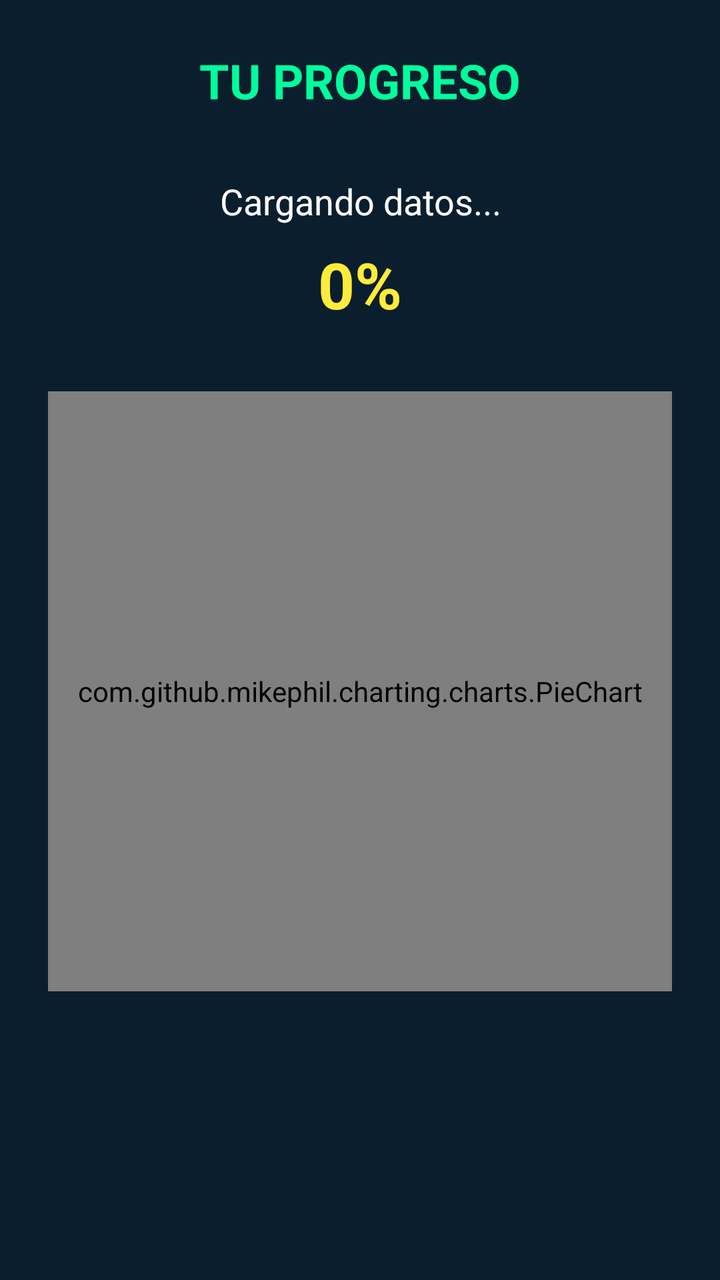
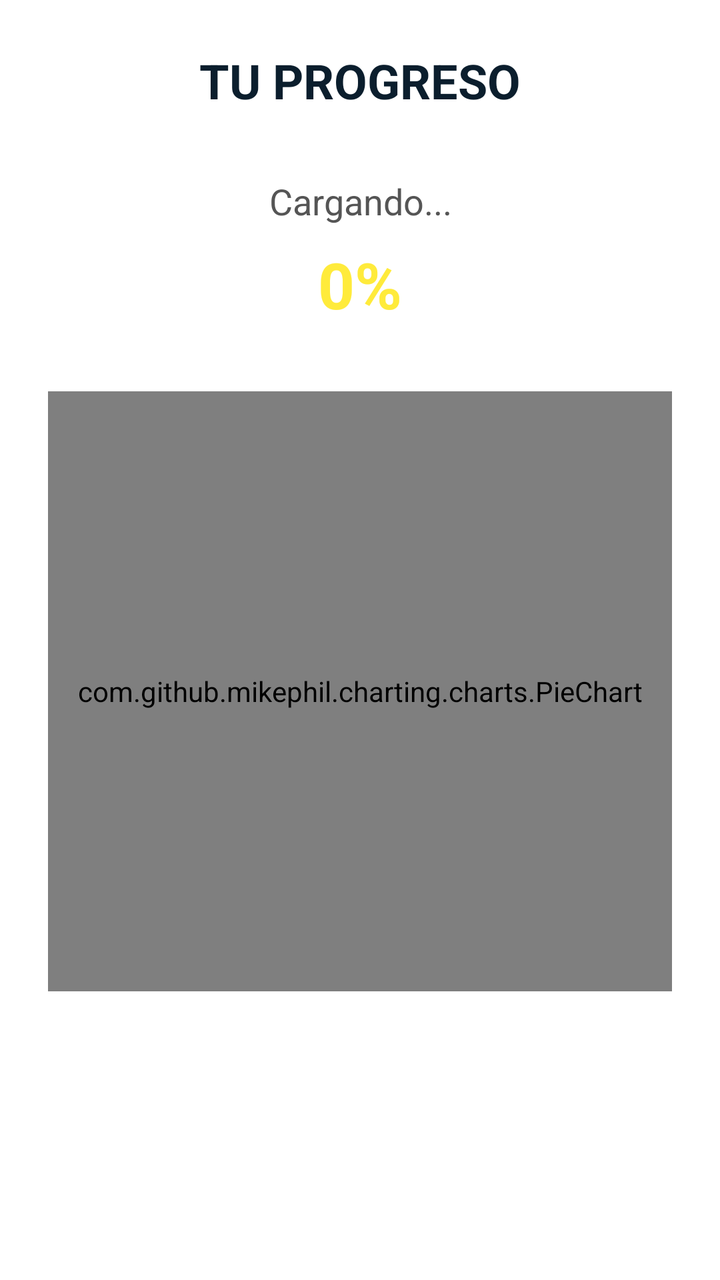

Before-and-after screenshots of an Android layout around one commit, followed by the original layout XML and the change that was made.
<!-- AndroidManifest.xml: application theme Theme.RickyMortyApp -->
<!-- res/layout/fragment_stats.xml -->
<?xml version="1.0" encoding="utf-8"?>
<LinearLayout xmlns:android="http://schemas.android.com/apk/res/android"
    android:layout_width="match_parent"
    android:layout_height="match_parent"
    android:orientation="vertical"
    android:background="#0B1E2D"
    android:padding="24dp"
    android:gravity="center_horizontal">

    <TextView
        android:layout_width="wrap_content"
        android:layout_height="wrap_content"
        android:text="TU PROGRESO"
        android:textColor="#00FF9C"
        android:textSize="24sp"
        android:textStyle="bold"
        android:layout_marginBottom="32dp"/>

    <TextView
        android:id="@+id/tvStatsSummary"
        android:layout_width="wrap_content"
        android:layout_height="wrap_content"
        android:text="Cargando datos..."
        android:textColor="#FFFFFF"
        android:textSize="18sp"
        android:textAlignment="center"
        android:layout_marginBottom="8dp"/>

    <TextView
        android:id="@+id/tvPercentage"
        android:layout_width="wrap_content"
        android:layout_height="wrap_content"
        android:text="0%"
        android:textColor="#FFEB3B"
        android:textSize="32sp"
        android:textStyle="bold"
        android:layout_marginBottom="32dp"/>

    <com.github.mikephil.charting.charts.PieChart
        android:id="@+id/pieChart"
        android:layout_width="match_parent"
        android:layout_height="300dp" />

</LinearLayout>
<!-- resources referenced by this layout -->
<resources>
  <style name="Theme.RickyMortyApp" parent="Base.Theme.RickyMortyApp" />
  <style name="Base.Theme.RickyMortyApp" parent="Theme.Material3.DayNight.NoActionBar">
          
          
      </style>
</resources>

<!-- the commit's change to res/layout/fragment_stats.xml (unified diff, before → after) -->
@@ -3,15 +3,15 @@
     android:layout_width="match_parent"
     android:layout_height="match_parent"
     android:orientation="vertical"
-    android:background="#0B1E2D"
+    android:background="@color/app_background"
     android:padding="24dp"
     android:gravity="center_horizontal">
 
     <TextView
         android:layout_width="wrap_content"
         android:layout_height="wrap_content"
-        android:text="TU PROGRESO"
-        android:textColor="#00FF9C"
+        android:text="@string/stats_title"
+        android:textColor="@color/primary_text"
         android:textSize="24sp"
         android:textStyle="bold"
         android:layout_marginBottom="32dp"/>
@@ -20,8 +20,8 @@
         android:id="@+id/tvStatsSummary"
         android:layout_width="wrap_content"
         android:layout_height="wrap_content"
-        android:text="Cargando datos..."
-        android:textColor="#FFFFFF"
+        android:text="@string/loading"
+        android:textColor="@color/secondary_text"
         android:textSize="18sp"
         android:textAlignment="center"
         android:layout_marginBottom="8dp"/>
@@ -31,7 +31,7 @@
         android:layout_width="wrap_content"
         android:layout_height="wrap_content"
         android:text="0%"
-        android:textColor="#FFEB3B"
+        android:textColor="@color/rick_yellow"
         android:textSize="32sp"
         android:textStyle="bold"
         android:layout_marginBottom="32dp"/>
<!-- resource entries referenced after the edit -->
@@ -1,9 +1,20 @@
 <!-- resources referenced by this layout -->
 <resources>
-  <style name="Theme.RickyMortyApp" parent="Base.Theme.RickyMortyApp" />
-  <style name="Base.Theme.RickyMortyApp" parent="Theme.Material3.DayNight.NoActionBar">
-          
-          
+  <color name="app_background">#FFFFFF</color>
+  <color name="primary_text">#0B1E2D</color>
+  <color name="rick_yellow">#FFEB3B</color>
+  <color name="secondary_text">#555555</color>
+  <string name="loading">Cargando...</string>
+  <string name="stats_title">TU PROGRESO</string>
+  <style name="Theme.RickyMortyApp" parent="Theme.MaterialComponents.DayNight.NoActionBar">
+          <item name="colorPrimary">@color/rick_blue</item>
+          <item name="colorPrimaryVariant">@color/black</item>
+          <item name="colorOnPrimary">@color/rick_green</item>
+  
+          <item name="android:statusBarColor">?attr/colorPrimaryVariant</item>
       </style>
+  <color name="rick_blue">#0B1E2D</color>
+  <color name="black">#000000</color>
+  <color name="rick_green">#00FF9C</color>
 </resources>
 
